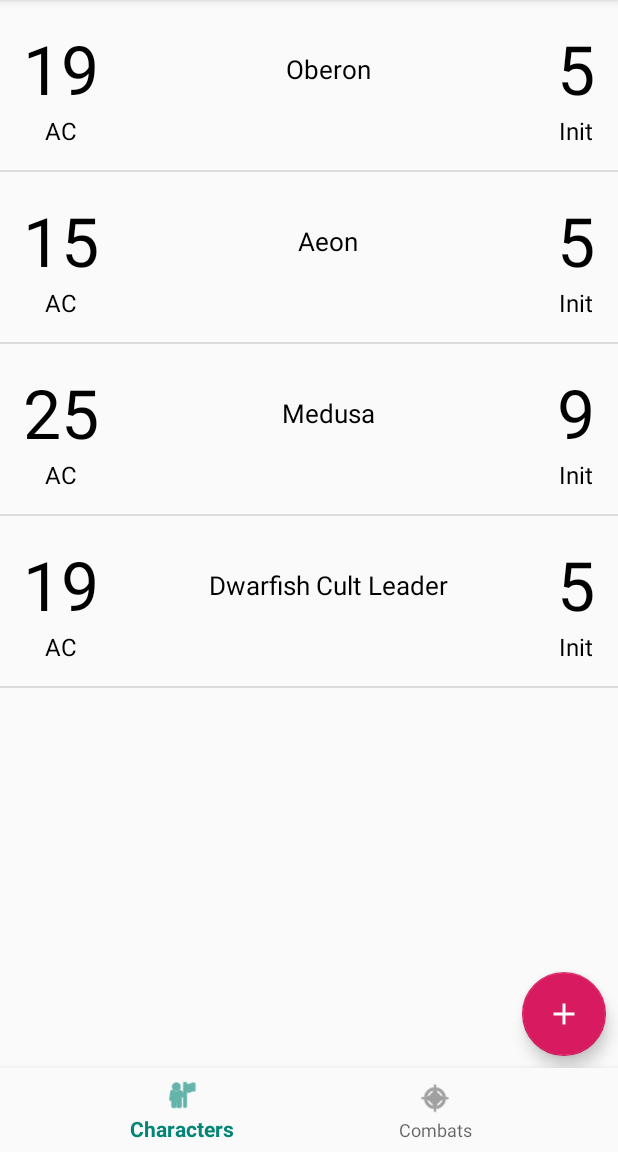
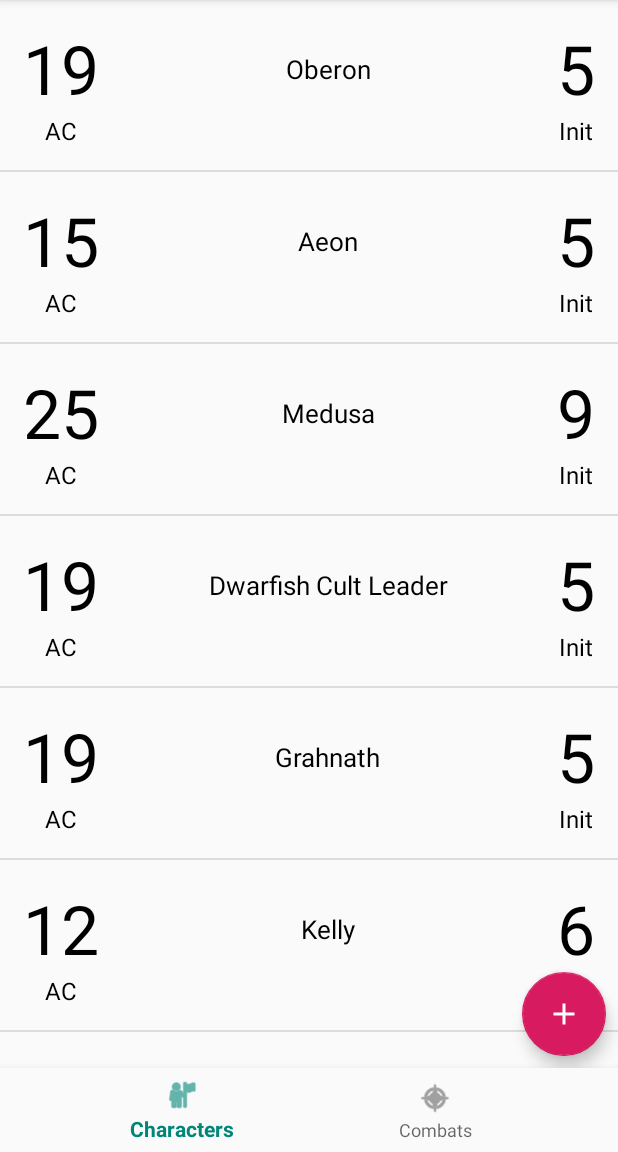
Before and after one commit to ngraham20/DnD-CombatTracker, an Android app: the screen it shows after launch (MainActivity), on a phone screen of 412 x 824 dp, the part 84-1236 px from its top. Run offline under Robolectric (Android 15) with nearby library versions, the phone set to English and light mode, and no system bars.

Commit message:
STABLE
Fixed issues with Characters in combat

```diff
--- a/DnDCombatTracker/app/src/main/java/com/example/dndcombattracker/CharacterAdapter.java
+++ b/DnDCombatTracker/app/src/main/java/com/example/dndcombattracker/CharacterAdapter.java
@@ -56,7 +56,7 @@ public class CharacterAdapter extends RecyclerView.Adapter<CharacterAdapter.Char
                 Toast.makeText(mContext,character.getCharacterName(), Toast.LENGTH_LONG).show();
 
                 Intent intent = new Intent(mContext, CharacterActivity.class);
-                intent.putExtra(CHARACTER_EXTRA, position);
+                intent.putExtra(CHARACTER_EXTRA, CharacterMasterList.getInstance().getmCharacters().indexOf(character));
 
                 mContext.startActivity(intent);
             }
--- a/DnDCombatTracker/app/src/main/java/com/example/dndcombattracker/CharacterMasterList.java
+++ b/DnDCombatTracker/app/src/main/java/com/example/dndcombattracker/CharacterMasterList.java
@@ -31,6 +31,9 @@ public class CharacterMasterList {
         characters.add(new PC("Aeon", 15, 125, 5));
         characters.add(new Monster("Medusa", 25, 1025, 9));
         characters.add(new Monster("Dwarfish Cult Leader", 19, 337, 5));
+        characters.add(new PC("Grahnath", 19, 135, 5));
+        characters.add(new PC("Kelly", 12, 100, 6));
+        characters.add(new Monster("Gnome King", 20, 637, 7));
 
         return characters;
     }
--- a/DnDCombatTracker/app/src/main/java/com/example/dndcombattracker/CombatMasterList.java
+++ b/DnDCombatTracker/app/src/main/java/com/example/dndcombattracker/CombatMasterList.java
@@ -28,9 +28,6 @@ public class CombatMasterList {
     {
         ArrayList<Combat> combats = new ArrayList<>();
         Combat combat = new Combat("Mountain Crypt");
-        combat.addCharacter(new PC("Grahnath", 19, 135, 5));
-        combat.addCharacter(new PC("Kelly", 12, 100, 6));
-        combat.addCharacter(new Monster("Gnome King", 20, 637, 7));
         combats.add(combat);
         return combats;
     }
```
